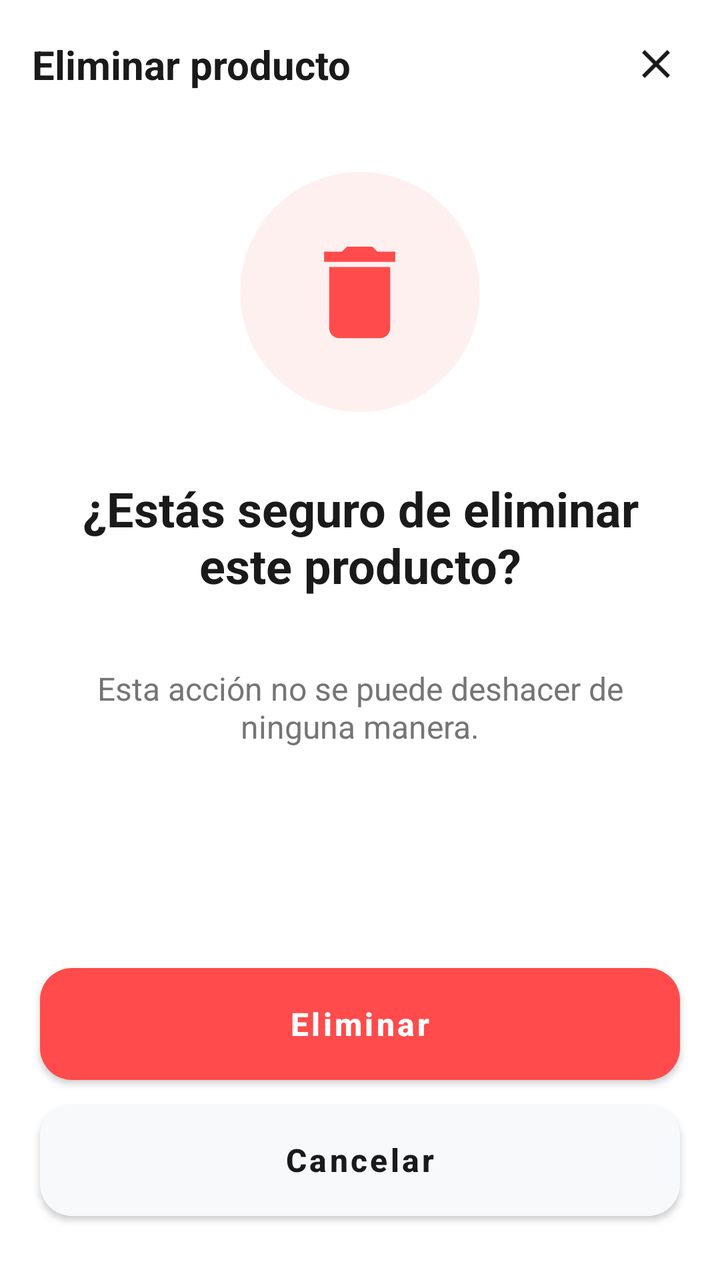
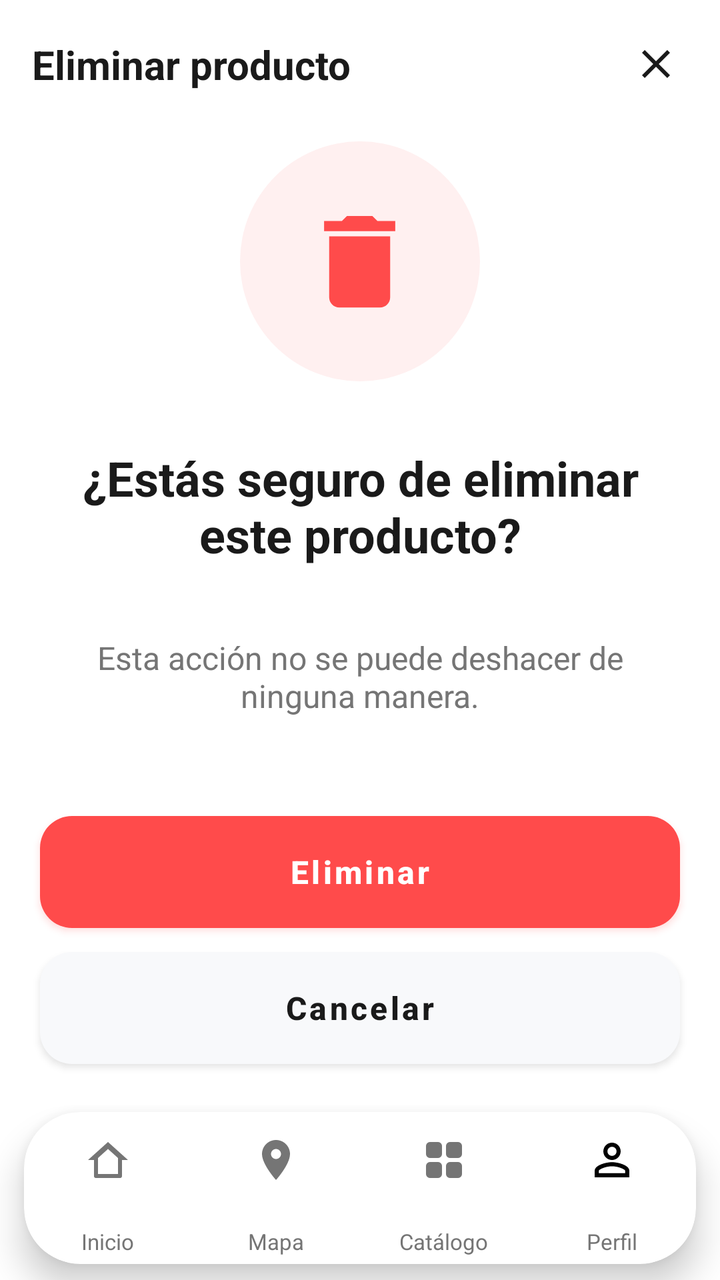

The first picture is an Android layout as it rendered before a commit; the second is the same layout after the commit. The layout source and the unified diff follow.
<!-- AndroidManifest.xml: application theme Theme.MyApplication -->
<!-- res/layout/delete_product.xml -->
<?xml version="1.0" encoding="utf-8"?>
<androidx.constraintlayout.widget.ConstraintLayout xmlns:android="http://schemas.android.com/apk/res/android"
    xmlns:app="http://schemas.android.com/apk/res-auto"
    xmlns:tools="http://schemas.android.com/tools"
    android:id="@+id/main"
    android:layout_width="match_parent"
    android:layout_height="match_parent"
    android:background="@color/white"
    tools:context=".MainActivity14">

    
    <androidx.constraintlayout.widget.ConstraintLayout
        android:id="@+id/cl_top_bar"
        android:layout_width="match_parent"
        android:layout_height="64dp"
        android:paddingHorizontal="16dp"
        app:layout_constraintTop_toTopOf="parent">

        <TextView
            android:id="@+id/tv_header_title"
            android:layout_width="wrap_content"
            android:layout_height="wrap_content"
            android:text="@string/delete_title"
            android:textColor="@color/text_black"
            android:textSize="20sp"
            android:textStyle="bold"
            app:layout_constraintBottom_toBottomOf="parent"
            app:layout_constraintStart_toStartOf="parent"
            app:layout_constraintTop_toTopOf="parent" />

        <ImageView
            android:id="@+id/iv_close"
            android:layout_width="32dp"
            android:layout_height="32dp"
            android:padding="4dp"
            android:src="@drawable/ic_close"
            app:layout_constraintBottom_toBottomOf="parent"
            app:layout_constraintEnd_toEndOf="parent"
            app:layout_constraintTop_toTopOf="parent"
            app:tint="@color/text_black"
            android:contentDescription="@null" />

    </androidx.constraintlayout.widget.ConstraintLayout>

    
    <LinearLayout
        android:layout_width="match_parent"
        android:layout_height="wrap_content"
        android:gravity="center"
        android:orientation="vertical"
        android:paddingHorizontal="32dp"
        app:layout_constraintBottom_toTopOf="@+id/btn_delete"
        app:layout_constraintTop_toBottomOf="@id/cl_top_bar"
        app:layout_constraintVertical_bias="0.2">

        <FrameLayout
            android:layout_width="120dp"
            android:layout_height="120dp"
            android:background="@drawable/bg_delete_circle">

            <ImageView
                android:layout_width="61dp"
                android:layout_height="62dp"
                android:layout_gravity="center"
                android:contentDescription="@null"
                android:src="@drawable/ic_delete"
                app:tint="@color/logout_red" />
        </FrameLayout>

        <TextView
            android:layout_width="match_parent"
            android:layout_height="wrap_content"
            android:layout_marginTop="32dp"
            android:gravity="center"
            android:text="@string/delete_confirm_q"
            android:textColor="@color/text_black"
            android:textSize="24sp"
            android:textStyle="bold" />

        <TextView
            android:layout_width="match_parent"
            android:layout_height="86dp"
            android:layout_marginTop="12dp"
            android:gravity="center"
            android:text="@string/delete_warning"
            android:textColor="@color/text_grey"
            android:textSize="16sp" />

    </LinearLayout>

    
    <Button
        android:id="@+id/btn_delete"
        android:layout_width="match_parent"
        android:layout_height="56dp"
        android:layout_marginHorizontal="20dp"
        android:layout_marginBottom="12dp"
        android:background="@drawable/bg_button_delete"
        android:text="@string/btn_delete"
        android:textAllCaps="false"
        android:textColor="@color/white"
        android:textSize="16sp"
        android:textStyle="bold"
        app:backgroundTint="@null"
        app:layout_constraintBottom_toTopOf="@id/btn_cancel" />

    <Button
        android:id="@+id/btn_cancel"
        android:layout_width="match_parent"
        android:layout_height="56dp"
        android:layout_marginHorizontal="20dp"
        android:layout_marginBottom="32dp"
        android:background="@drawable/bg_button_secondary"
        android:text="@string/btn_cancel"
        android:textAllCaps="false"
        android:textColor="@color/text_black"
        android:textSize="16sp"
        android:textStyle="bold"
        app:backgroundTint="@null"
        app:layout_constraintBottom_toBottomOf="parent" />

</androidx.constraintlayout.widget.ConstraintLayout>
<!-- resources referenced by this layout -->
<resources>
  <style name="Theme.MyApplication" parent="Theme.MaterialComponents.DayNight.NoActionBar">
          
          <item name="colorPrimary">@color/purple_500</item>
          <item name="colorPrimaryVariant">@color/purple_700</item>
          <item name="colorOnPrimary">@color/white</item>
          
          <item name="colorSecondary">@color/teal_200</item>
          <item name="colorSecondaryVariant">@color/teal_700</item>
          <item name="colorOnSecondary">@color/black</item>
          
          <item name="android:statusBarColor">?attr/colorPrimaryVariant</item>
          
          <item name="android:editTextColor">@color/text_black</item>
          <item name="android:textColorPrimary">@color/text_black</item>
          
      </style>
  <!-- unchanged entries left out for length: 21 -->
</resources>

<!-- the commit's change to res/layout/delete_product.xml (unified diff, before → after) -->
@@ -5,7 +5,6 @@
     android:id="@+id/main"
     android:layout_width="match_parent"
     android:layout_height="match_parent"
-    android:background="@color/white"
     tools:context=".MainActivity14">
 
     
@@ -95,6 +94,8 @@
         android:layout_height="56dp"
         android:layout_marginHorizontal="20dp"
         android:layout_marginBottom="12dp"
+        android:outlineAmbientShadowColor="@color/logout_red"
+        android:outlineSpotShadowColor="@color/logout_red"
         android:background="@drawable/bg_button_delete"
         android:text="@string/btn_delete"
         android:textAllCaps="false"
@@ -109,7 +110,9 @@
         android:layout_width="match_parent"
         android:layout_height="56dp"
         android:layout_marginHorizontal="20dp"
-        android:layout_marginBottom="32dp"
+        android:layout_marginBottom="12dp"
+        android:outlineAmbientShadowColor="@color/text_grey"
+        android:outlineSpotShadowColor="@color/text_grey"
         android:background="@drawable/bg_button_secondary"
         android:text="@string/btn_cancel"
         android:textAllCaps="false"
@@ -117,6 +120,339 @@
         android:textSize="16sp"
         android:textStyle="bold"
         app:backgroundTint="@null"
-        app:layout_constraintBottom_toBottomOf="parent" />
+        app:layout_constraintBottom_toTopOf="@id/custom_bottom_nav" />
+
+    
+    <include
+        android:id="@+id/custom_bottom_nav"
+        layout="@layout/layout_custom_bottom_nav"
+        android:layout_width="match_parent"
+        android:layout_height="96dp"
+        app:layout_constraintBottom_toBottomOf="parent"
+        app:layout_constraintEnd_toEndOf="parent"
+        app:layout_constraintStart_toStartOf="parent" />
 
 </androidx.constraintlayout.widget.ConstraintLayout>
+<!-- res/layout/layout_custom_bottom_nav.xml (included above) -->
+<?xml version="1.0" encoding="utf-8"?>
+<FrameLayout xmlns:android="http://schemas.android.com/apk/res/android"
+    xmlns:app="http://schemas.android.com/apk/res-auto"
+    xmlns:tools="http://schemas.android.com/tools"
+    android:id="@+id/custom_bottom_nav"
+    android:layout_width="match_parent"
+    android:layout_height="96dp"
+    android:clipChildren="false"
+    android:clipToPadding="false"
+    tools:ignore="MergeRootFrame">
+
+    
+    <androidx.cardview.widget.CardView
+        android:id="@+id/cv_nav_bar"
+        android:layout_width="match_parent"
+        android:layout_height="76dp"
+        android:layout_gravity="bottom"
+        android:layout_marginStart="12dp"
+        android:layout_marginEnd="12dp"
+        android:layout_marginBottom="8dp"
+        app:cardBackgroundColor="@color/nav_bar_surface"
+        app:cardCornerRadius="28dp"
+        app:cardElevation="10dp"
+        app:cardMaxElevation="14dp"
+        app:cardPreventCornerOverlap="false">
+
+        <LinearLayout
+            android:layout_width="match_parent"
+            android:layout_height="match_parent"
+            android:baselineAligned="false"
+            android:orientation="horizontal"
+            android:weightSum="4">
+
+            
+            <FrameLayout
+                android:id="@+id/tab_home"
+                android:layout_width="0dp"
+                android:layout_height="match_parent"
+                android:layout_weight="1"
+                android:background="?attr/selectableItemBackgroundBorderless"
+                android:clickable="true"
+                android:clipChildren="false"
+                android:clipToPadding="false"
+                android:focusable="true">
+
+                
+                <View
+                    android:id="@+id/v_home_ring"
+                    android:layout_width="54dp"
+                    android:layout_height="54dp"
+                    android:layout_gravity="center_horizontal|top"
+                    android:layout_marginTop="0dp"
+                    android:background="@drawable/bg_nav_active_ring"
+                    android:elevation="6dp"
+                    android:visibility="gone"
+                    tools:visibility="visible" />
+
+                
+                <FrameLayout
+                    android:id="@+id/fl_home_icon_container"
+                    android:layout_width="46dp"
+                    android:layout_height="46dp"
+                    android:layout_gravity="center_horizontal|top"
+                    android:layout_marginTop="4dp"
+                    android:background="@drawable/bg_nav_active_circle"
+                    android:elevation="8dp"
+                    android:visibility="gone"
+                    tools:visibility="visible">
+
+                    <ImageView
+                        android:id="@+id/iv_home_active_icon"
+                        android:layout_width="24dp"
+                        android:layout_height="24dp"
+                        android:layout_gravity="center"
+                        android:contentDescription="@string/nav_home"
+                        android:src="@drawable/ic_nav_home"
+                        app:tint="@color/white" />
+                </FrameLayout>
+
+                
+                <ImageView
+                    android:id="@+id/iv_home_inactive_icon"
+                    android:layout_width="24dp"
+                    android:layout_height="24dp"
+                    android:layout_gravity="center_horizontal|top"
+                    android:layout_marginTop="12dp"
+                    android:contentDescription="@string/nav_home"
+                    android:src="@drawable/ic_nav_home"
+                    app:tint="@color/text_grey" />
+
+                
+                <TextView
+                    android:id="@+id/tv_home_label"
+                    android:layout_width="wrap_content"
+                    android:layout_height="wrap_content"
+                    android:layout_gravity="center_horizontal|bottom"
+                    android:layout_marginBottom="4dp"
+                    android:text="@string/nav_home"
+                    android:textColor="@color/text_grey"
+                    android:textSize="11sp"
+                    android:textStyle="normal" />
+
+            </FrameLayout>
+
+            
+            <FrameLayout
+                android:id="@+id/tab_map"
+                android:layout_width="0dp"
+                android:layout_height="match_parent"
+                android:layout_weight="1"
+                android:background="?attr/selectableItemBackgroundBorderless"
+                android:clickable="true"
+                android:clipChildren="false"
+                android:clipToPadding="false"
+                android:focusable="true">
+
+                
+                <View
+                    android:id="@+id/v_map_ring"
+                    android:layout_width="54dp"
+                    android:layout_height="54dp"
+                    android:layout_gravity="center_horizontal|top"
+                    android:layout_marginTop="0dp"
+                    android:background="@drawable/bg_nav_active_ring"
+                    android:elevation="6dp"
+                    android:visibility="gone"
+                    tools:visibility="gone" />
+
+                
+                <FrameLayout
+                    android:id="@+id/fl_map_icon_container"
+                    android:layout_width="46dp"
+                    android:layout_height="46dp"
+                    android:layout_gravity="center_horizontal|top"
+                    android:layout_marginTop="4dp"
+                    android:background="@drawable/bg_nav_active_circle"
+                    android:elevation="8dp"
+                    android:visibility="gone"
+                    tools:visibility="gone">
+
+                    <ImageView
+                        android:id="@+id/iv_map_active_icon"
+                        android:layout_width="24dp"
+                        android:layout_height="24dp"
+                        android:layout_gravity="center"
+                        android:contentDescription="@string/nav_map"
+                        android:src="@drawable/ic_nav_map"
+                        app:tint="@color/white" />
+                </FrameLayout>
+
+                
+                <ImageView
+                    android:id="@+id/iv_map_inactive_icon"
+                    android:layout_width="24dp"
+                    android:layout_height="24dp"
+                    android:layout_gravity="center_horizontal|top"
+                    android:layout_marginTop="12dp"
+                    android:contentDescription="@string/nav_map"
+                    android:src="@drawable/ic_nav_map"
+                    app:tint="@color/text_grey" />
+
+                
+                <TextView
+                    android:id="@+id/tv_map_label"
+                    android:layout_width="wrap_content"
+                    android:layout_height="wrap_content"
+                    android:layout_gravity="center_horizontal|bottom"
+                    android:layout_marginBottom="4dp"
+                    android:text="@string/nav_map"
+                    android:textColor="@color/text_grey"
+                    android:textSize="11sp"
+                    android:textStyle="normal" />
+
+            </FrameLayout>
+
+            
+            <FrameLayout
+                android:id="@+id/tab_catalog"
+                android:layout_width="0dp"
+                android:layout_height="match_parent"
+                android:layout_weight="1"
+                android:background="?attr/selectableItemBackgroundBorderless"
+                android:clickable="true"
+                android:clipChildren="false"
+                android:clipToPadding="false"
+                android:focusable="true">
+
+                
+                <View
+                    android:id="@+id/v_catalog_ring"
+                    android:layout_width="54dp"
+                    android:layout_height="54dp"
+                    android:layout_gravity="center_horizontal|top"
+                    android:layout_marginTop="0dp"
+                    android:background="@drawable/bg_nav_active_ring"
+                    android:elevation="6dp"
+                    android:visibility="gone"
+                    tools:visibility="gone" />
+
+                
+                <FrameLayout
+                    android:id="@+id/fl_catalog_icon_container"
+                    android:layout_width="46dp"
+                    android:layout_height="46dp"
+                    android:layout_gravity="center_horizontal|top"
+                    android:layout_marginTop="4dp"
+                    android:background="@drawable/bg_nav_active_circle"
+                    android:elevation="8dp"
+                    android:visibility="gone"
+                    tools:visibility="gone">
+
+                    <ImageView
+                        android:id="@+id/iv_catalog_active_icon"
+                        android:layout_width="24dp"
+                        android:layout_height="24dp"
+                        android:layout_gravity="center"
+                        android:contentDescription="@string/nav_catalog"
+                        android:src="@drawable/ic_nav_catalog"
+                        app:tint="@color/white" />
+                </FrameLayout>
+
+                
+                <ImageView
+                    android:id="@+id/iv_catalog_inactive_icon"
+                    android:layout_width="24dp"
+                    android:layout_height="24dp"
+                    android:layout_gravity="center_horizontal|top"
+                    android:layout_marginTop="12dp"
+                    android:contentDescription="@string/nav_catalog"
+                    android:src="@drawable/ic_nav_catalog"
+                    app:tint="@color/text_grey" />
+
+                
+                <TextView
+                    android:id="@+id/tv_catalog_label"
+                    android:layout_width="wrap_content"
+                    android:layout_height="wrap_content"
+                    android:layout_gravity="center_horizontal|bottom"
+                    android:layout_marginBottom="4dp"
+                    android:text="@string/nav_catalog"
+                    android:textColor="@color/text_grey"
+                    android:textSize="11sp"
+                    android:textStyle="normal" />
+
+            </FrameLayout>
+
+            
+            <FrameLayout
+                android:id="@+id/tab_profile"
+                android:layout_width="0dp"
+                android:layout_height="match_parent"
+                android:layout_weight="1"
+                android:background="?attr/selectableItemBackgroundBorderless"
+                android:clickable="true"
+                android:clipChildren="false"
+                android:clipToPadding="false"
+                android:focusable="true">
+
+                
+                <View
+                    android:id="@+id/v_profile_ring"
+                    android:layout_width="54dp"
+                    android:layout_height="54dp"
+                    android:layout_gravity="center_horizontal|top"
+                    android:layout_marginTop="0dp"
+                    android:background="@drawable/bg_nav_active_ring"
+                    android:elevation="6dp"
+                    android:visibility="gone"
+                    tools:visibility="gone" />
+
+                
+                <FrameLayout
+                    android:id="@+id/fl_profile_icon_container"
+                    android:layout_width="46dp"
+                    android:layout_height="46dp"
+                    android:layout_gravity="center_horizontal|top"
+                    android:layout_marginTop="4dp"
+                    android:background="@drawable/bg_nav_active_circle"
+                    android:elevation="8dp"
+                    android:padding="3dp"
+                    android:visibility="gone"
+                    tools:visibility="gone">
+
+                    <com.google.android.material.imageview.ShapeableImageView
+                        android:id="@+id/iv_profile_active_avatar"
+                        android:layout_width="match_parent"
+                        android:layout_height="match_parent"
+                        android:contentDescription="@string/nav_profile"
+                        android:scaleType="centerCrop"
+                        android:src="@drawable/ic_person_outline"
+                        app:shapeAppearanceOverlay="@style/ShapeAppearance.App.Circle" />
+                </FrameLayout>
+
+                
+                <com.google.android.material.imageview.ShapeableImageView
+                    android:id="@+id/iv_profile_inactive_avatar"
+                    android:layout_width="26dp"
+                    android:layout_height="26dp"
+                    android:layout_gravity="center_horizontal|top"
+                    android:layout_marginTop="11dp"
+                    android:contentDescription="@string/nav_profile"
+                    android:scaleType="centerCrop"
+                    android:src="@drawable/ic_person_outline"
+                    app:shapeAppearanceOverlay="@style/ShapeAppearance.App.Circle" />
+
+                
+                <TextView
+                    android:id="@+id/tv_profile_label"
+                    android:layout_width="wrap_content"
+                    android:layout_height="wrap_content"
+                    android:layout_gravity="center_horizontal|bottom"
+                    android:layout_marginBottom="4dp"
+                    android:text="@string/nav_profile"
+                    android:textColor="@color/text_grey"
+                    android:textSize="11sp"
+                    android:textStyle="normal" />
+
+            </FrameLayout>
+
+        </LinearLayout>
+    </androidx.cardview.widget.CardView>
+</FrameLayout>
<!-- resource entries referenced after the edit -->
@@ -1,5 +1,69 @@
 <!-- resources referenced by this layout -->
 <resources>
+  <color name="nav_bar_surface">#FFFFFF</color>
+  <!-- drawable bg_nav_active_circle (drawable) -->
+  <?xml version="1.0" encoding="utf-8"?>
+  <shape xmlns:android="http://schemas.android.com/apk/res/android"
+      android:shape="oval">
+      <gradient
+          android:angle="135"
+          android:endColor="#0066FF"
+          android:startColor="#0B57CF"
+          android:type="linear" />
+  </shape>
+  <!-- drawable bg_nav_active_ring (drawable) -->
+  <?xml version="1.0" encoding="utf-8"?>
+  <shape xmlns:android="http://schemas.android.com/apk/res/android"
+      android:shape="oval">
+      <solid android:color="@color/surface_background" />
+  </shape>
+  <!-- drawable ic_nav_catalog (drawable) -->
+  <vector xmlns:android="http://schemas.android.com/apk/res/android"
+      android:width="24dp"
+      android:height="24dp"
+      android:viewportWidth="24"
+      android:viewportHeight="24">
+      <path
+          android:fillColor="#FF000000"
+          android:pathData="M3,5A2,2 0 0,1 5,3H9A2,2 0 0,1 11,5V9A2,2 0 0,1 9,11H5A2,2 0 0,1 3,9V5M13,5A2,2 0 0,1 15,3H19A2,2 0 0,1 21,5V9A2,2 0 0,1 19,11H15A2,2 0 0,1 13,9V5M3,15A2,2 0 0,1 5,13H9A2,2 0 0,1 11,15V19A2,2 0 0,1 9,21H5A2,2 0 0,1 3,19V15M13,15A2,2 0 0,1 15,13H19A2,2 0 0,1 21,15V19A2,2 0 0,1 19,21H15A2,2 0 0,1 13,19V15Z" />
+  </vector>
+  <!-- drawable ic_nav_home (drawable) -->
+  <vector xmlns:android="http://schemas.android.com/apk/res/android"
+      android:width="24dp"
+      android:height="24dp"
+      android:viewportWidth="24"
+      android:viewportHeight="24">
+      <path
+          android:fillColor="#FF000000"
+          android:pathData="M12,3L2,12h3v8a1,1 0 0,0 1,1h12a1,1 0 0,0 1,-1v-8h3L12,3z M17,19H7v-8l5,-4.5l5,4.5v8z" />
+  </vector>
+  <!-- drawable ic_nav_map (drawable) -->
+  <vector xmlns:android="http://schemas.android.com/apk/res/android"
+      android:width="24dp"
+      android:height="24dp"
+      android:viewportWidth="24"
+      android:viewportHeight="24">
+      <path
+          android:fillColor="#FF000000"
+          android:pathData="M12,2C8.13,2 5,5.13 5,9c0,5.25 7,13 7,13s7,-7.75 7,-13c0,-3.87 -3.13,-7 -7,-7zM12,11.5c-1.38,0 -2.5,-1.12 -2.5,-2.5s1.12,-2.5 2.5,-2.5 2.5,1.12 2.5,2.5 -1.12,2.5 -2.5,2.5z" />
+  </vector>
+  <!-- drawable ic_person_outline (drawable) -->
+  <vector xmlns:android="http://schemas.android.com/apk/res/android"
+      android:width="24dp"
+      android:height="24dp"
+      android:viewportWidth="24"
+      android:viewportHeight="24">
+      <path
+          android:fillColor="#000000"
+          android:pathData="M12,5.9c1.16,0 2.1,0.94 2.1,2.1s-0.94,2.1 -2.1,2.1S9.9,9.16 9.9,8S10.84,5.9 12,5.9M12,14.9c2.97,0 6.1,1.46 6.1,2.1v1.1H5.9V17c0,-0.64 3.13,-2.1 6.1,-2.1M12,4C9.79,4 8,5.79 8,8s1.79,4 4,4s4,-1.79 4,-4s-1.79,-4 -4,-4zM12,13c-2.67,0 -8,1.34 -8,4v3h16v-3C20,14.34 14.67,13 12,13z" />
+  </vector>
+  <string name="nav_catalog">Catálogo</string>
+  <string name="nav_home">Inicio</string>
+  <string name="nav_map">Mapa</string>
+  <string name="nav_profile">Perfil</string>
+  <style name="ShapeAppearance.App.Circle" parent="ShapeAppearance.MaterialComponents.SmallComponent">
+          <item name="cornerSize">50%</item>
+      </style>
   <style name="Theme.MyApplication" parent="Theme.MaterialComponents.DayNight.NoActionBar">
           
           <item name="colorPrimary">@color/purple_500</item>
@@ -11,11 +75,22 @@
           <item name="colorOnSecondary">@color/black</item>
           
           <item name="android:statusBarColor">?attr/colorPrimaryVariant</item>
+          <item name="android:windowBackground">@color/surface_background</item>
           
           <item name="android:editTextColor">@color/text_black</item>
           <item name="android:textColorPrimary">@color/text_black</item>
+          <item name="materialButtonStyle">@style/Widget.TechnoCat.Button</item>
           
       </style>
+  <color name="surface_background">#FFFFFF</color>
+  <style name="Widget.TechnoCat.Button" parent="Widget.MaterialComponents.Button">
+          <item name="android:elevation">5dp</item>
+          <item name="android:outlineSpotShadowColor">@color/brand_blue</item>
+          <item name="android:outlineAmbientShadowColor">@color/brand_blue</item>
+          <item name="rippleColor">@color/button_ripple</item>
+      </style>
+  <color name="brand_blue">#0052FF</color>
+  <color name="button_ripple">#330052FF</color>
   <!-- unchanged entries left out for length: 21 -->
 </resources>
 
